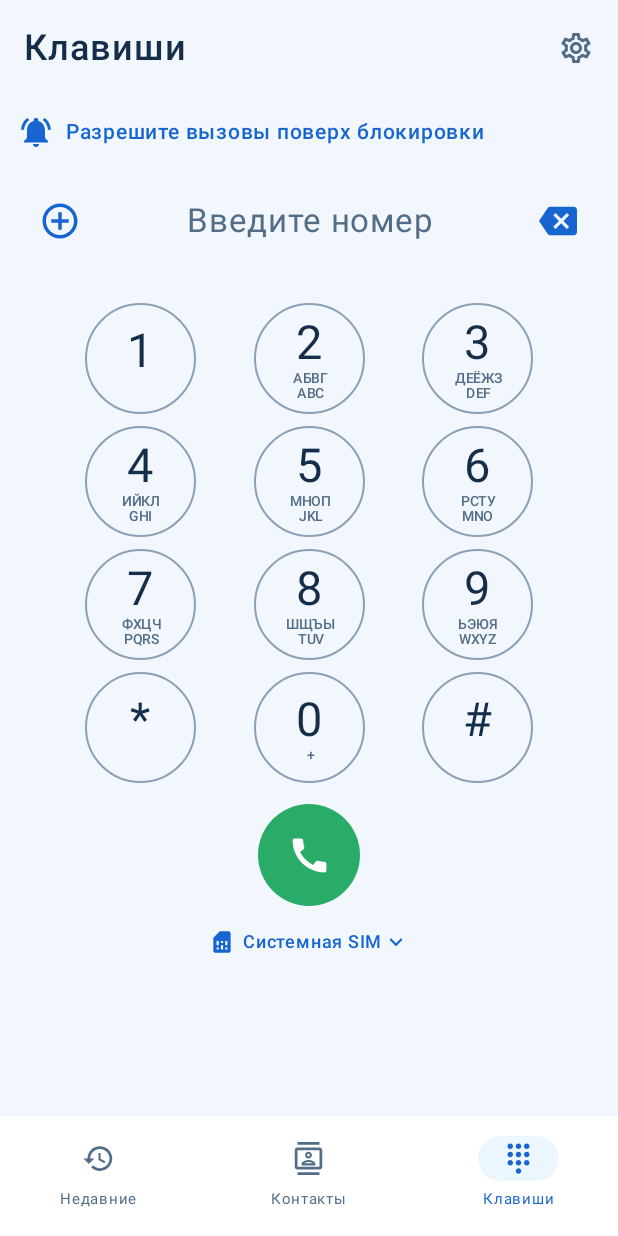
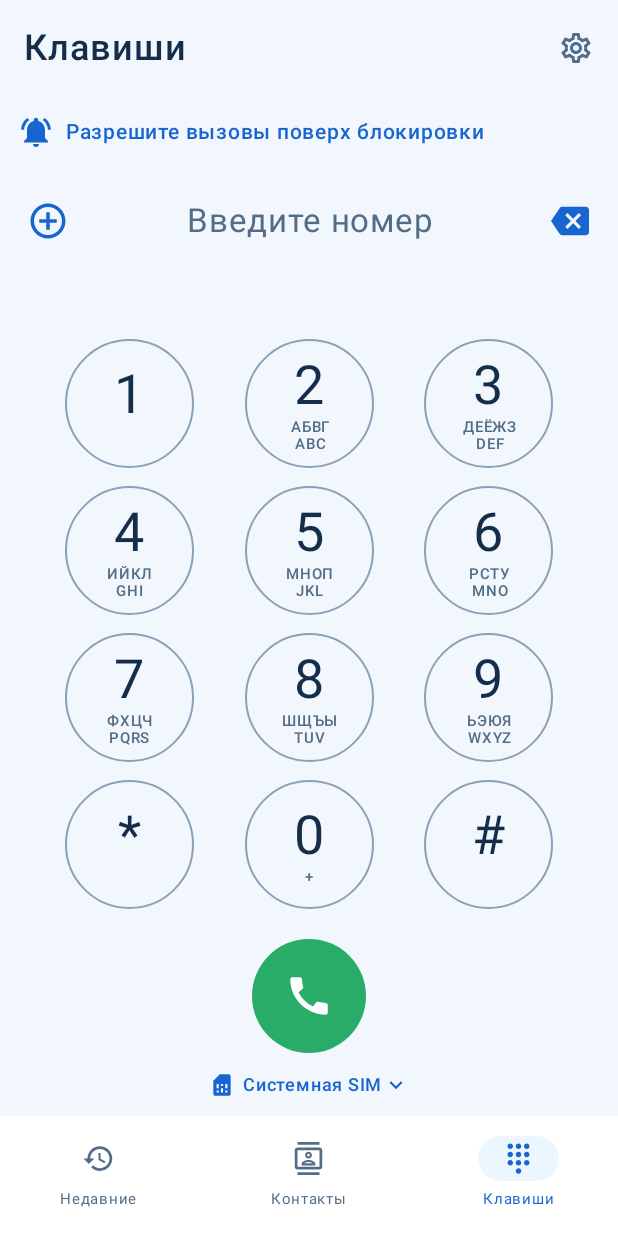
Before and after one commit to mmaximm2017-netizen/Zvonilka, an Android app built with Jetpack Compose: the screen it shows after launch (MainActivity), item 3 of the bottom bar chosen, on a phone screen of 412 x 824 dp. Run offline under Robolectric (Android 15) with nearby library versions, the phone set to English and light mode, and no system bars.

Commit message:
Enlarge and lower keypad layout

```diff
--- a/app/build.gradle.kts
+++ b/app/build.gradle.kts
@@ -11,8 +11,8 @@ android {
         applicationId = "ru.zvonilka.prototype"
         minSdk = 29
         targetSdk = 35
-        versionCode = 21
-        versionName = "0.11.3"
+        versionCode = 22
+        versionName = "0.11.4"
     }
     buildFeatures {
         compose = true
--- a/app/src/main/java/ru/zvonilka/prototype/MainActivity.kt
+++ b/app/src/main/java/ru/zvonilka/prototype/MainActivity.kt
@@ -384,7 +384,7 @@ class MainActivity : ComponentActivity() {
             '5' to "МНОП\nJKL", '6' to "РСТУ\nMNO", '7' to "ФХЦЧ\nPQRS",
             '8' to "ШЩЪЫ\nTUV", '9' to "ЬЭЮЯ\nWXYZ", '0' to "+"
         )
-        Column(Modifier.fillMaxSize().padding(horizontal=18.dp),horizontalAlignment=Alignment.CenterHorizontally) {
+        Column(Modifier.fillMaxSize().padding(horizontal=10.dp),horizontalAlignment=Alignment.CenterHorizontally) {
             Spacer(Modifier.height(8.dp))
             Row(Modifier.fillMaxWidth().height(54.dp),verticalAlignment=Alignment.CenterVertically) {
                 Box(
@@ -427,12 +427,12 @@ class MainActivity : ComponentActivity() {
                     }) { Text("Добавить к существующему") }
                 }
             }
-            Spacer(Modifier.height(if(matches.isEmpty() && exact==null && number.isBlank())24.dp else 10.dp))
+            Spacer(Modifier.height(if(matches.isEmpty() && exact==null && number.isBlank())46.dp else 18.dp))
             listOf("123","456","789","*0#").forEach { line->
                 Row(Modifier.fillMaxWidth(),horizontalArrangement=Arrangement.SpaceEvenly) {
                     line.forEach { digit->
                         Surface(
-                            Modifier.padding(vertical=4.dp).size(74.dp)
+                            Modifier.padding(vertical=6.dp).size(86.dp)
                                 .border(1.dp,MaterialTheme.colorScheme.outline.copy(alpha=.85f),CircleShape)
                                 .combinedClickable(onClick={
                                     number+=digit;picked=false
@@ -442,17 +442,17 @@ class MainActivity : ComponentActivity() {
                             color=Color.Transparent
                         ) {
                             Column(horizontalAlignment=Alignment.CenterHorizontally,verticalArrangement=Arrangement.Center) {
-                                Text(digit.toString(),fontSize=31.sp,fontWeight=FontWeight.Normal,color=MaterialTheme.colorScheme.onSurface)
-                                Text(labels[digit].orEmpty(),fontSize=9.sp,lineHeight=10.sp,textAlign=androidx.compose.ui.text.style.TextAlign.Center,color=MaterialTheme.colorScheme.onSurfaceVariant,fontWeight=FontWeight.Medium)
+                                Text(digit.toString(),fontSize=36.sp,fontWeight=FontWeight.Normal,color=MaterialTheme.colorScheme.onSurface)
+                                Text(labels[digit].orEmpty(),fontSize=10.sp,lineHeight=11.sp,textAlign=androidx.compose.ui.text.style.TextAlign.Center,color=MaterialTheme.colorScheme.onSurfaceVariant,fontWeight=FontWeight.Medium)
                             }
                         }
                     }
                 }
             }
             val ignored=simRevision
-            Spacer(Modifier.height(10.dp))
-            Box(Modifier.size(68.dp).clip(CircleShape).background(Green).combinedClickable(onClick={dial(number)},onLongClick={Dialing.choose(this@MainActivity,number.ifBlank { null }){simRevision++}}),contentAlignment=Alignment.Center) {
-                Icon(Icons.Default.Call,"Позвонить; удерживать для выбора SIM",Modifier.size(30.dp),tint=Color.White)
+            Spacer(Modifier.height(14.dp))
+            Box(Modifier.size(76.dp).clip(CircleShape).background(Green).combinedClickable(onClick={dial(number)},onLongClick={Dialing.choose(this@MainActivity,number.ifBlank { null }){simRevision++}}),contentAlignment=Alignment.Center) {
+                Icon(Icons.Default.Call,"Позвонить; удерживать для выбора SIM",Modifier.size(33.dp),tint=Color.White)
             }
             TextButton(onClick={Dialing.choose(this@MainActivity,number.ifBlank{null}){simRevision++}},contentPadding=PaddingValues(horizontal=10.dp,vertical=4.dp)) {
                 Icon(Icons.Default.SimCard,null,Modifier.size(17.dp));Spacer(Modifier.width(5.dp));Text(Dialing.selectedLabel(this@MainActivity,number),style=MaterialTheme.typography.labelMedium);Icon(Icons.Default.ExpandMore,null,Modifier.size(17.dp))
```
